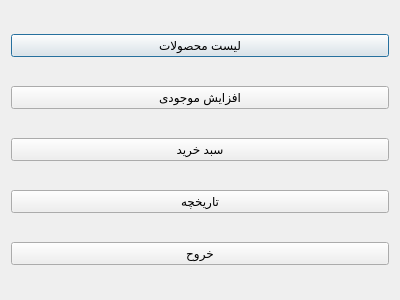
AP-projects-4001/alsa, file menu/client_meno.ui: the form before one commit.
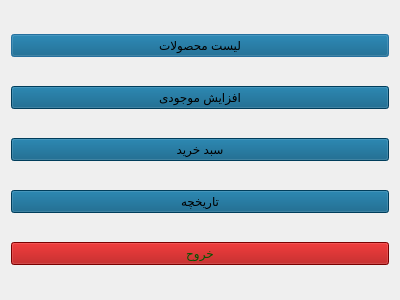
The form after the commit.

Patch:
```diff
--- a/menu/client_meno.ui
+++ b/menu/client_meno.ui
@@ -16,6 +16,10 @@
   <layout class="QVBoxLayout" name="verticalLayout">
    <item>
     <widget class="QPushButton" name="pushButton">
+     <property name="styleSheet">
+      <string notr="true">background-color: rgb(0, 85, 127);
+color: rgb(0, 0, 0);</string>
+     </property>
      <property name="text">
       <string>لیست محصولات</string>
      </property>
@@ -23,6 +27,10 @@
    </item>
    <item>
     <widget class="QPushButton" name="pushButton_4">
+     <property name="styleSheet">
+      <string notr="true">background-color: rgb(0, 85, 127);
+color: rgb(0, 0, 0);</string>
+     </property>
      <property name="text">
       <string>افزایش موجودی</string>
      </property>
@@ -30,6 +38,10 @@
    </item>
    <item>
     <widget class="QPushButton" name="pushButton_3">
+     <property name="styleSheet">
+      <string notr="true">background-color: rgb(0, 85, 127);
+color: rgb(0, 0, 0);</string>
+     </property>
      <property name="text">
       <string>سبد خرید</string>
      </property>
@@ -37,6 +49,10 @@
    </item>
    <item>
     <widget class="QPushButton" name="pushButton_2">
+     <property name="styleSheet">
+      <string notr="true">background-color: rgb(0, 85, 127);
+color: rgb(0, 0, 0);</string>
+     </property>
      <property name="text">
       <string>تاریخچه</string>
      </property>
@@ -44,6 +60,10 @@
    </item>
    <item>
     <widget class="QPushButton" name="exit">
+     <property name="styleSheet">
+      <string notr="true">background-color: rgb(170, 0, 0);
+color: rgb(0, 85, 0);</string>
+     </property>
      <property name="text">
       <string>خروح</string>
      </property>
```
